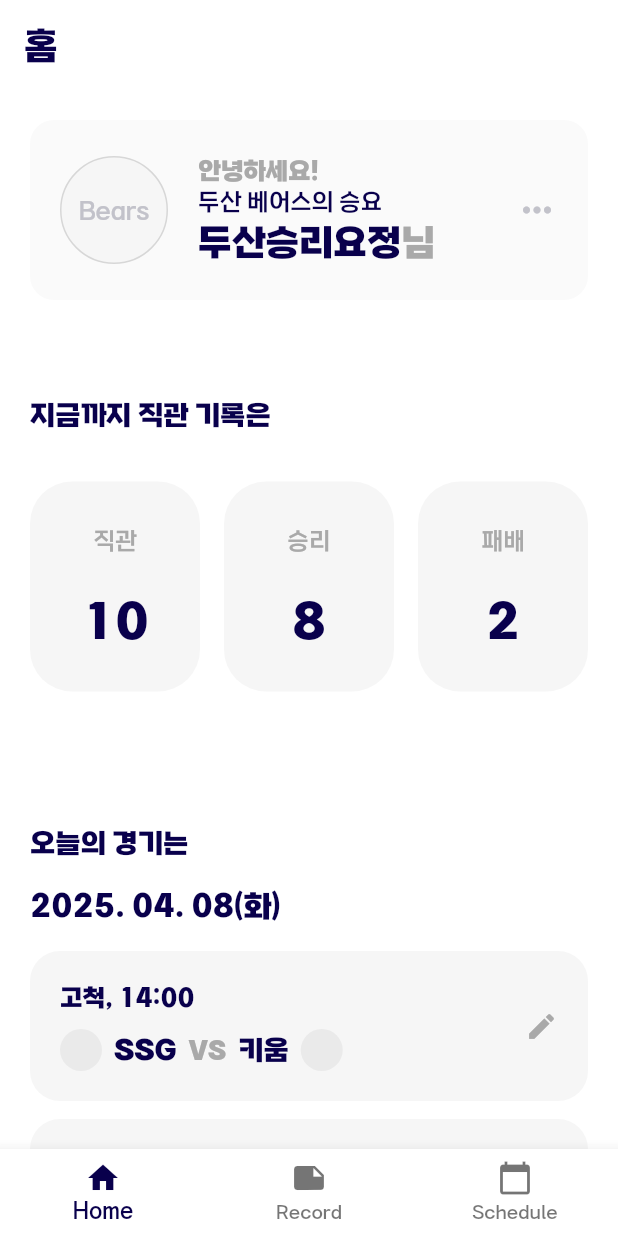
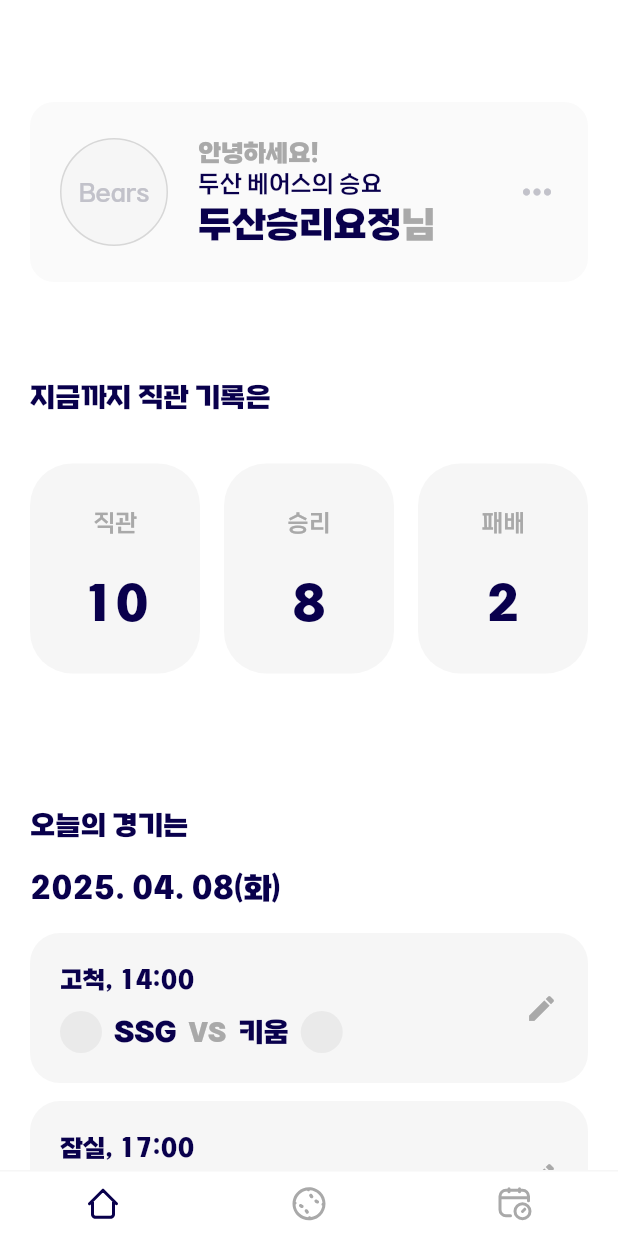
Before and after one commit to GlassyBus/seungyo-app, a Flutter app: the MainScreen screen opened by its route, on a phone screen of 412 x 824 dp. Run offline on Flutter 3.47's test engine with Material 3 defaults, Android fonts, the phone set to English and light mode, and no system bars; our stand-ins replace flutter_svg, fluttertoast, shared_preferences; accounts and stored records are empty; generated files the repository leaves out were written again.

Commit message:
feat: 앱바 UI 변경

```diff
--- a/lib/view/main/main_screen.dart
+++ b/lib/view/main/main_screen.dart
@@ -1,4 +1,6 @@
 import 'package:flutter/material.dart';
+import 'package:flutter_svg/flutter_svg.dart';
+import 'package:seungyo/theme/app_colors.dart';
 import 'home_tab.dart';
 
 class MainScreen extends StatefulWidget {
@@ -12,46 +14,68 @@ class _MainScreenState extends State<MainScreen> {
   int _currentIndex = 0;
   final List<Widget> _tabs = [
     const HomeTab(),
-    Center(child: Text('Record')),
-    Center(child: Text('Schedule')),
+    const Center(child: Text('기록 탭 준비 중...')),
+    const Center(child: Text('일정 탭 준비 중...')),
+  ];
+
+  final List<String> _svgIcons = [
+    'assets/icons/home-25px.svg',
+    'assets/icons/ball-25px.svg',
+    'assets/icons/calender-25px.svg',
   ];
 
   @override
   Widget build(BuildContext context) {
+    final theme = Theme.of(context);
+    final colorScheme = theme.colorScheme;
+    final screenWidth = MediaQuery.of(context).size.width;
+
     return Scaffold(
       appBar: AppBar(
-        title: const Text(
-          '홈',
-          style: TextStyle(
-            fontSize: 24,
-            fontWeight: FontWeight.bold,
-            color: Color(0xFF09004C), // AppColors.navy
-            fontFamily: 'KBO',
-          ),
-        ),
-        centerTitle: false,
-        backgroundColor: Colors.white,
+        backgroundColor: colorScheme.surface,
         elevation: 0,
         automaticallyImplyLeading: false,
-        actions: const [],
+        toolbarHeight: 44,
       ),
       body: _tabs[_currentIndex],
-      bottomNavigationBar: BottomNavigationBar(
-        currentIndex: _currentIndex,
-        items: const [
-          BottomNavigationBarItem(icon: Icon(Icons.home), label: 'Home'),
-          BottomNavigationBarItem(icon: Icon(Icons.note), label: 'Record'),
-          BottomNavigationBarItem(
-            icon: Icon(Icons.calendar_today),
-            label: 'Schedule',
-          ),
-        ],
-        onTap: (index) {
-          setState(() {
-            _currentIndex = index;
-          });
-        },
+      bottomNavigationBar: Container(
+        height: 44,
+        width: screenWidth,
+        decoration: BoxDecoration(
+          color: colorScheme.surface,
+          border: Border(top: BorderSide(color: AppColors.gray10, width: 1)),
+        ),
+        child: Row(
+          mainAxisSize: MainAxisSize.max,
+          children: List.generate(_svgIcons.length, (index) {
+            return Expanded(
+              child: InkWell(
+                splashColor: Colors.transparent,
+                highlightColor: Colors.transparent,
+                onTap: () {
+                  setState(() {
+                    _currentIndex = index;
+                  });
+                },
+                child: Center(child: _buildIcon(_svgIcons[index], index)),
+              ),
+            );
+          }),
+        ),
       ),
     );
   }
+
+  Widget _buildIcon(String assetPath, int index) {
+    final colorScheme = Theme.of(context).colorScheme;
+    final bool isSelected = _currentIndex == index;
+    final color = isSelected ? colorScheme.primary : AppColors.gray60;
+
+    return SvgPicture.asset(
+      assetPath,
+      colorFilter: ColorFilter.mode(color, BlendMode.srcIn),
+      height: 25,
+      width: 25,
+    );
+  }
 }
```
